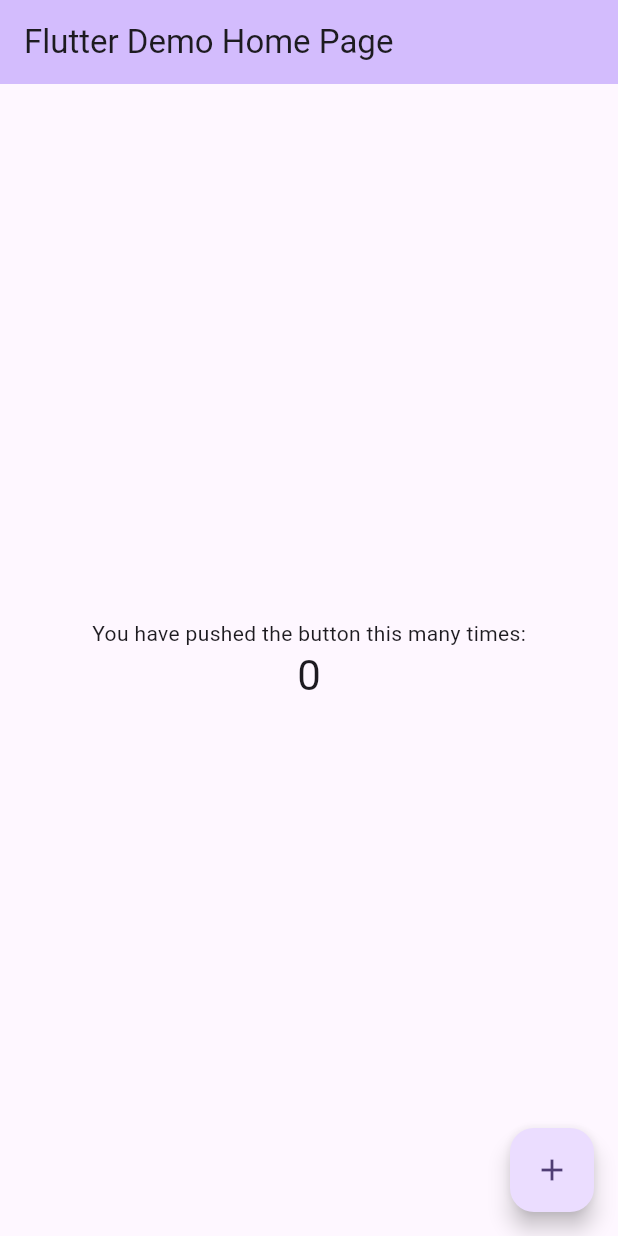
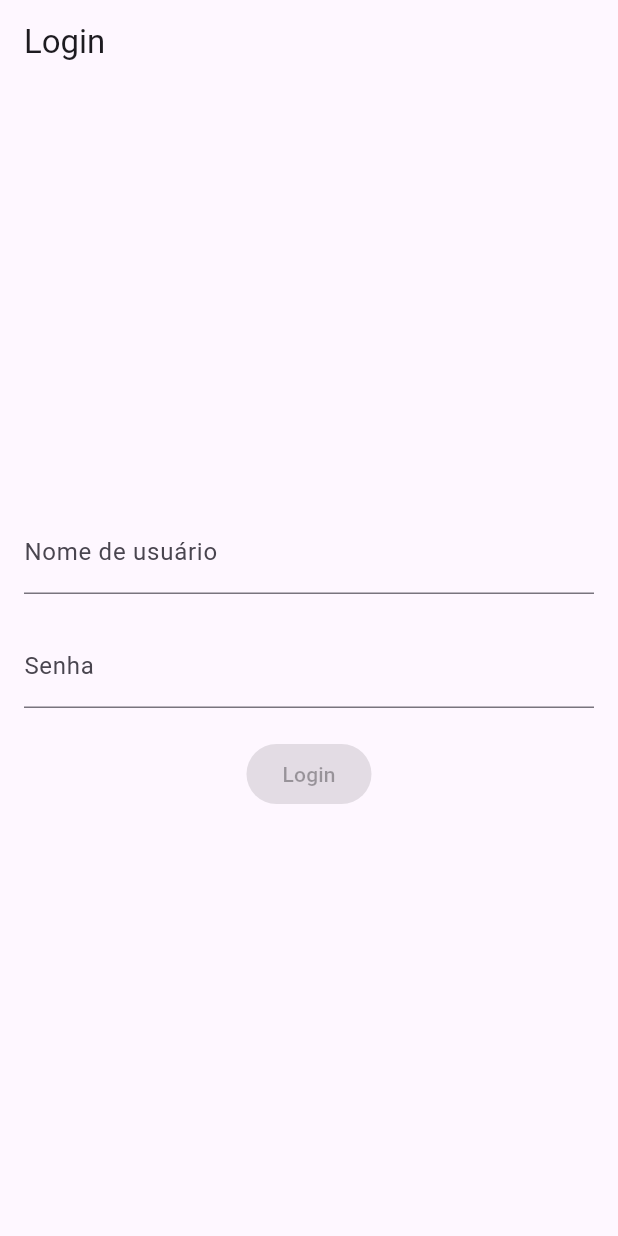
Before and after one commit to deyvissoneduardo/isgsa, a Flutter app: the screen it shows after launch, on a phone screen of 412 x 824 dp. Run offline on Flutter 3.47's test engine with Material 3 defaults, Android fonts, the phone set to English and light mode, and no system bars; our stand-ins replace date_picker_timeline, equatable, flutter_bloc, sqflite, sqflite_common, synchronized and 1 more; missing offline and left inert: flutter_overlay_loader, validatorless; accounts and stored records are empty.

Commit message:
login with bloc

```diff
--- a/login_with_bloc/lib/main.dart
+++ b/login_with_bloc/lib/main.dart
@@ -1,125 +1,8 @@
 import 'package:flutter/material.dart';
+import 'package:login_with_bloc/src/views/login_page.dart';
 
 void main() {
-  runApp(const MyApp());
+  runApp(MaterialApp(
+    home: LoginPage(),
+  ));
 }
-
-class MyApp extends StatelessWidget {
-  const MyApp({super.key});
-
-  // This widget is the root of your application.
-  @override
-  Widget build(BuildContext context) {
-    return MaterialApp(
-      title: 'Flutter Demo',
-      theme: ThemeData(
-        // This is the theme of your application.
-        //
-        // TRY THIS: Try running your application with "flutter run". You'll see
-        // the application has a purple toolbar. Then, without quitting the app,
-        // try changing the seedColor in the colorScheme below to Colors.green
-        // and then invoke "hot reload" (save your changes or press the "hot
-        // reload" button in a Flutter-supported IDE, or press "r" if you used
-        // the command line to start the app).
-        //
-        // Notice that the counter didn't reset back to zero; the application
-        // state is not lost during the reload. To reset the state, use hot
-        // restart instead.
-        //
-        // This works for code too, not just values: Most code changes can be
-        // tested with just a hot reload.
-        colorScheme: ColorScheme.fromSeed(seedColor: Colors.deepPurple),
-        useMaterial3: true,
-      ),
-      home: const MyHomePage(title: 'Flutter Demo Home Page'),
-    );
-  }
-}
-
-class MyHomePage extends StatefulWidget {
-  const MyHomePage({super.key, required this.title});
-
-  // This widget is the home page of your application. It is stateful, meaning
-  // that it has a State object (defined below) that contains fields that affect
-  // how it looks.
-
-  // This class is the configuration for the state. It holds the values (in this
-  // case the title) provided by the parent (in this case the App widget) and
-  // used by the build method of the State. Fields in a Widget subclass are
-  // always marked "final".
-
-  final String title;
-
-  @override
-  State<MyHomePage> createState() => _MyHomePageState();
-}
-
-class _MyHomePageState extends State<MyHomePage> {
-  int _counter = 0;
-
-  void _incrementCounter() {
-    setState(() {
-      // This call to setState tells the Flutter framework that something has
-      // changed in this State, which causes it to rerun the build method below
-      // so that the display can reflect the updated values. If we changed
-      // _counter without calling setState(), then the build method would not be
-      // called again, and so nothing would appear to happen.
-      _counter++;
-    });
-  }
-
-  @override
-  Widget build(BuildContext context) {
-    // This method is rerun every time setState is called, for instance as done
-    // by the _incrementCounter method above.
-    //
-    // The Flutter framework has been optimized to make rerunning build methods
-    // fast, so that you can just rebuild anything that needs updating rather
-    // than having to individually change instances of widgets.
-    return Scaffold(
-      appBar: AppBar(
-        // TRY THIS: Try changing the color here to a specific color (to
-        // Colors.amber, perhaps?) and trigger a hot reload to see the AppBar
-        // change color while the other colors stay the same.
-        backgroundColor: Theme.of(context).colorScheme.inversePrimary,
-        // Here we take the value from the MyHomePage object that was created by
-        // the App.build method, and use it to set our appbar title.
-        title: Text(widget.title),
-      ),
-      body: Center(
-        // Center is a layout widget. It takes a single child and positions it
-        // in the middle of the parent.
-        child: Column(
-          // Column is also a layout widget. It takes a list of children and
-          // arranges them vertically. By default, it sizes itself to fit its
-          // children horizontally, and tries to be as tall as its parent.
-          //
-          // Column has various properties to control how it sizes itself and
-          // how it positions its children. Here we use mainAxisAlignment to
-          // center the children vertically; the main axis here is the vertical
-          // axis because Columns are vertical (the cross axis would be
-          // horizontal).
-          //
-          // TRY THIS: Invoke "debug painting" (choose the "Toggle Debug Paint"
-          // action in the IDE, or press "p" in the console), to see the
-          // wireframe for each widget.
-          mainAxisAlignment: MainAxisAlignment.center,
-          children: <Widget>[
-            const Text(
-              'You have pushed the button this many times:',
-            ),
-            Text(
-              '$_counter',
-              style: Theme.of(context).textTheme.headlineMedium,
-            ),
-          ],
-        ),
-      ),
-      floatingActionButton: FloatingActionButton(
-        onPressed: _incrementCounter,
-        tooltip: 'Increment',
-        child: const Icon(Icons.add),
-      ), // This trailing comma makes auto-formatting nicer for build methods.
-    );
-  }
-}
--- /dev/null
+++ b/login_with_bloc/lib/src/bloc/login_bloc.dart
@@ -0,0 +1,23 @@
+import 'package:flutter_bloc/flutter_bloc.dart';
+import 'package:login_with_bloc/src/bloc/login_event.dart';
+import 'package:login_with_bloc/src/bloc/login_state.dart';
+
+class LoginBloc extends Bloc<LoginEvent, LoginState> {
+  LoginBloc() : super(LoginInitial());
+
+  Stream<LoginState> mapEventToState(LoginEvent event) async* {
+    if (event is LoginButtonPressed) {
+      yield LoginLoading();
+
+      await Future.delayed(const Duration(seconds: 2));
+
+      try {
+        await Future.delayed(const Duration(seconds: 2));
+
+        yield LoginSuccess();
+      } catch (error) {
+        yield const LoginFailure(error: "Login falhou. Tente novamente.");
+      }
+    }
+  }
+}
--- /dev/null
+++ b/login_with_bloc/lib/src/bloc/login_event.dart
@@ -0,0 +1,19 @@
+// Events
+import 'package:equatable/equatable.dart';
+
+abstract class LoginEvent extends Equatable {
+  const LoginEvent();
+
+  @override
+  List<Object> get props => [];
+}
+
+class LoginButtonPressed extends LoginEvent {
+  final String username;
+  final String password;
+
+  const LoginButtonPressed({required this.username, required this.password});
+
+  @override
+  List<Object> get props => [username, password];
+}
--- /dev/null
+++ b/login_with_bloc/lib/src/bloc/login_state.dart
@@ -0,0 +1,23 @@
+import 'package:equatable/equatable.dart';
+
+abstract class LoginState extends Equatable {
+  const LoginState();
+
+  @override
+  List<Object> get props => [];
+}
+
+class LoginInitial extends LoginState {}
+
+class LoginLoading extends LoginState {}
+
+class LoginSuccess extends LoginState {}
+
+class LoginFailure extends LoginState {
+  final String error;
+
+  const LoginFailure({required this.error});
+
+  @override
+  List<Object> get props => [error];
+}
--- /dev/null
+++ b/login_with_bloc/lib/src/core/helpers/validate.dart
@@ -0,0 +1,8 @@
+class ValidationUtils {
+  static bool isValidEmail(String email) {
+    final RegExp emailRegex = RegExp(
+      r'^[a-zA-Z0-9._-]+@[a-zA-Z0-9.-]+\.[a-zA-Z]{2,4}$',
+    );
+    return emailRegex.hasMatch(email);
+  }
+}
--- /dev/null
+++ b/login_with_bloc/lib/src/views/login_page.dart
@@ -0,0 +1,100 @@
+import 'package:flutter/material.dart';
+import 'package:flutter_bloc/flutter_bloc.dart';
+import 'package:login_with_bloc/src/bloc/login_bloc.dart';
+import 'package:login_with_bloc/src/bloc/login_event.dart';
+import 'package:login_with_bloc/src/bloc/login_state.dart';
+import 'package:login_with_bloc/src/core/helpers/validate.dart';
+
+class LoginPage extends StatelessWidget {
+  final TextEditingController usernameController = TextEditingController();
+  final TextEditingController passwordController = TextEditingController();
+
+  LoginPage({super.key});
+
+  bool isFormValid() {
+    return ValidationUtils.isValidEmail(usernameController.text) &&
+        passwordController.text.isNotEmpty;
+  }
+
+  @override
+  Widget build(BuildContext context) {
+    return BlocProvider<LoginBloc>(
+      create: (context) => LoginBloc(),
+      child: Scaffold(
+        appBar: AppBar(
+          title: const Text('Login'),
+        ),
+        body: BlocConsumer<LoginBloc, LoginState>(
+          listener: (context, state) {
+            if (state is LoginSuccess) {
+              ScaffoldMessenger.of(context).showSnackBar(
+                const SnackBar(
+                  content: Text('Login com Sucesso'),
+                ),
+              );
+            } else if (state is LoginFailure) {
+              ScaffoldMessenger.of(context).showSnackBar(
+                SnackBar(
+                  content: Text(state.error),
+                ),
+              );
+            }
+          },
+          builder: (context, state) {
+            if (state is LoginLoading) {
+              return const Center(
+                child: CircularProgressIndicator(),
+              );
+            }
+
+            return Padding(
+              padding: const EdgeInsets.all(16.0),
+              child: Column(
+                mainAxisAlignment: MainAxisAlignment.center,
+                children: [
+                  TextField(
+                    key: const Key('emailTextField'),
+                    controller: usernameController,
+                    decoration:
+                        const InputDecoration(labelText: 'Nome de usuário'),
+                    onChanged: (_) {
+                      context.read<LoginBloc>().add(LoginButtonPressed(
+                            username: usernameController.text,
+                            password: passwordController.text,
+                          ));
+                    },
+                  ),
+                  const SizedBox(height: 20),
+                  TextField(
+                    key: const Key('passwordTextField'),
+                    controller: passwordController,
+                    obscureText: true,
+                    decoration: const InputDecoration(labelText: 'Senha'),
+                    onChanged: (_) {
+                      context.read<LoginBloc>().add(LoginButtonPressed(
+                            username: usernameController.text,
+                            password: passwordController.text,
+                          ));
+                    },
+                  ),
+                  const SizedBox(height: 20),
+                  ElevatedButton(
+                    onPressed: isFormValid()
+                        ? () {
+                            context.read<LoginBloc>().add(LoginButtonPressed(
+                                  username: usernameController.text,
+                                  password: passwordController.text,
+                                ));
+                          }
+                        : null,
+                    child: const Text('Login'),
+                  ),
+                ],
+              ),
+            );
+          },
+        ),
+      ),
+    );
+  }
+}
```
Also changed, not shown: login_with_bloc/pubspec.yaml (+4 -71 lines), login_with_bloc/pubspec.lock, 2 other files.
